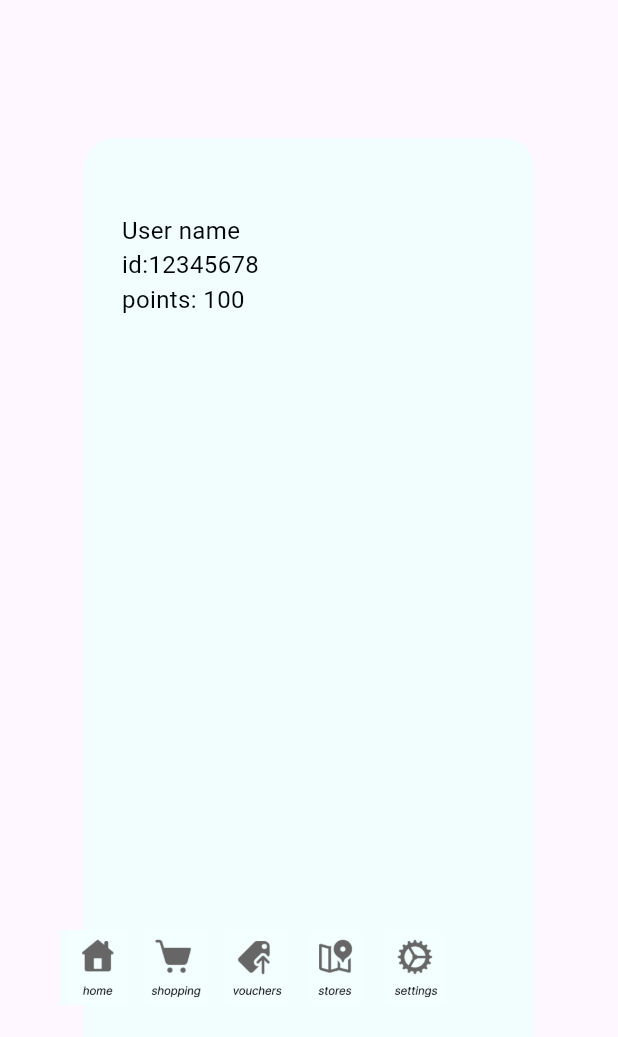
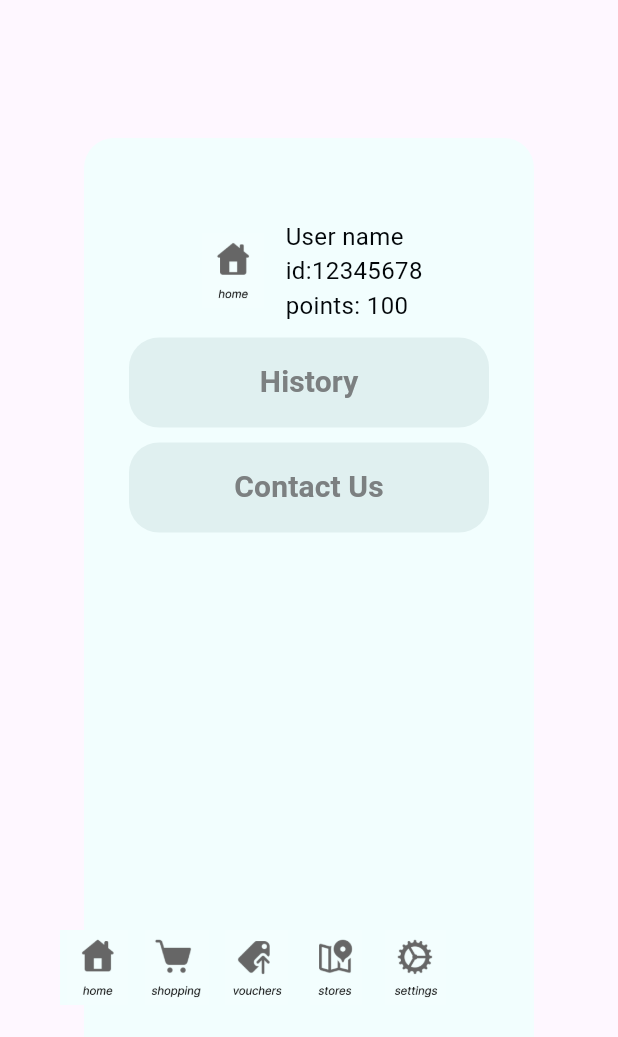
Before and after one commit to tinger529/MQ_points, a Flutter app: the SettingScreen widget shown alone on an empty page, opened directly, on a phone screen of 412 x 824 dp. Shown: the top 1037 px of the screen. Run offline on Flutter 3.47's test engine with Material 3 defaults, Android fonts, the phone set to English and light mode, and no system bars.

Commit message:
setting page: add two buttons and adjust padding

```diff
--- a/lib/models/patterns.dart
+++ b/lib/models/patterns.dart
@@ -182,6 +182,43 @@ Container buildContainerE(state, String page, String txt, {Color colour = const
       ));
   }
 
+// container for setting buttons
+Container buildContainerF(state, String page, String txt, {Color colour = const Color(0xFFE0F0F0), Color fontColor = const Color(0xFF7C8081)}) {
+    return Container(
+      width: 240.0,
+      height: 60.0,
+      decoration: BoxDecoration(
+        color: colour,
+        borderRadius: const BorderRadius.only(
+          topLeft: Radius.circular(20.0),
+          topRight: Radius.circular(20.0),
+          bottomLeft: Radius.circular(20.0),
+          bottomRight: Radius.circular(20.0),
+        ),
+      ),
+      child: OutlinedButton(
+          onPressed: () => {state.redirect(page)},
+          style: OutlinedButton.styleFrom(
+            shape: RoundedRectangleBorder(
+              borderRadius: BorderRadius.circular(20.0),
+            ),
+            side: const BorderSide(
+              color: Colors.transparent,
+            ),
+          ),
+          child: Text(
+              txt,
+              textDirection: TextDirection.ltr,
+              style: TextStyle(
+                color: fontColor,
+                fontSize: 20,
+                fontWeight: FontWeight.bold,
+              ),
+              ),
+    ),
+      );
+  }
+
 // tool
 Container tool(state, String page, String pth) {
     return Container(
--- a/lib/screens/setting_screen.dart
+++ b/lib/screens/setting_screen.dart
@@ -9,37 +9,56 @@ class SettingScreen extends StatelessWidget {
 
   @override
   Widget build(BuildContext context) {
+
     return Consumer<StateModel>(
       builder: (context, state, child) {
+
         return Stack(
           children: [
+
             Center(
               child: Column(
                 mainAxisSize: MainAxisSize.min,
                 children: [
+
                   const SizedBox(height: 10), // Padding on top
+
                   Container(
                     width: 300.0,
                     height: 650.0,
+                    padding: const EdgeInsets.only(left: 25, bottom: 24, right: 25, top: 24),
                     decoration: BoxDecoration(
                       color: const Color(0xFFF2FEFE),
                       borderRadius: BorderRadius.circular(20.0),
                     ),
-                    child: const Column(
+                    child: Column(
+
                       children: [
-                        SizedBox(height: 50),
-                        SizedBox(
-                          width: double.infinity,
-                          child: Text(
-                            "      User name\n      id:12345678\n      points: 100",
-                            textAlign: TextAlign.left,
-                            style: TextStyle(
-                              color: Color.fromARGB(255, 2, 6, 9),
-                              fontSize: 16,
+                        const SizedBox(height: 30),
+
+                        Row(
+                          mainAxisAlignment: MainAxisAlignment.center,
+                          children: [
+                            tool(state, "home", 'assets/image/home.png'),
+                            const SizedBox(width: 10),
+                            const Text(
+                              "User name\nid:12345678\npoints: 100",
+                              textAlign: TextAlign.left,
+                              style: TextStyle(
+                                color: Color.fromARGB(255, 2, 6, 9),
+                                fontSize: 16,
+                              ),
                             ),
-                          ),
+                          ],
                         ),
-                        SizedBox(height: 10),
+
+                        const SizedBox(height: 10),
+
+                        buildContainerF(state, "history", "History"),
+
+                        const SizedBox(height: 10),
+
+                        buildContainerF(state, "contact", "Contact Us"),
                       ],
                     ),
                   ),
```
Also changed, not shown: 2 other files.
